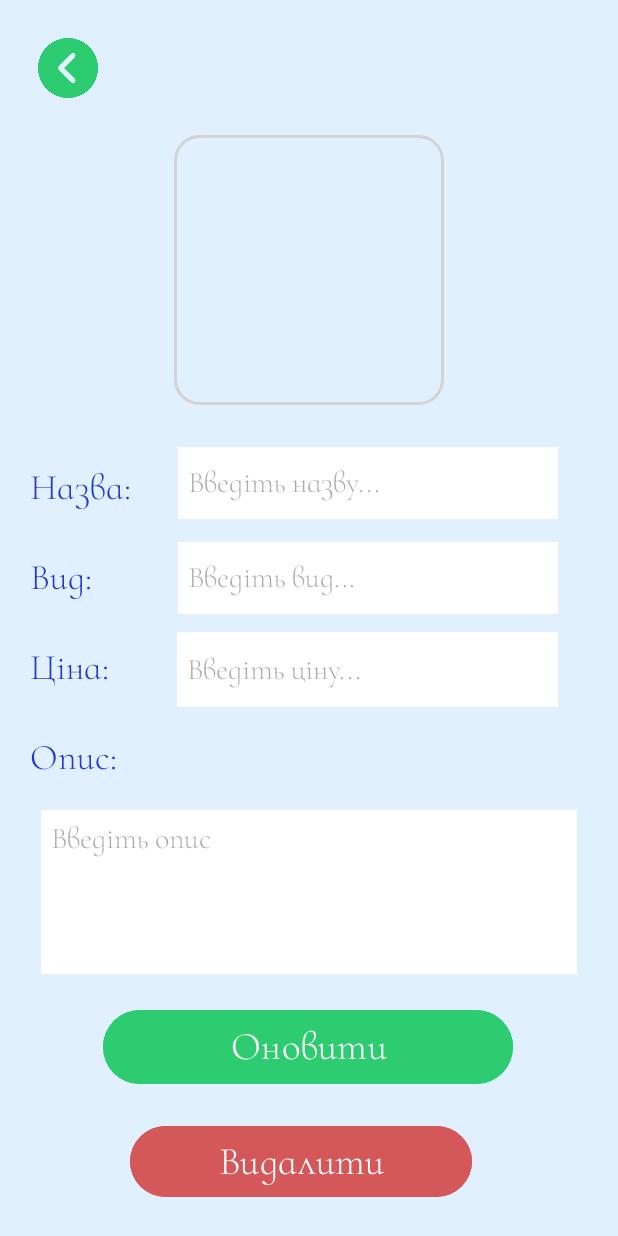
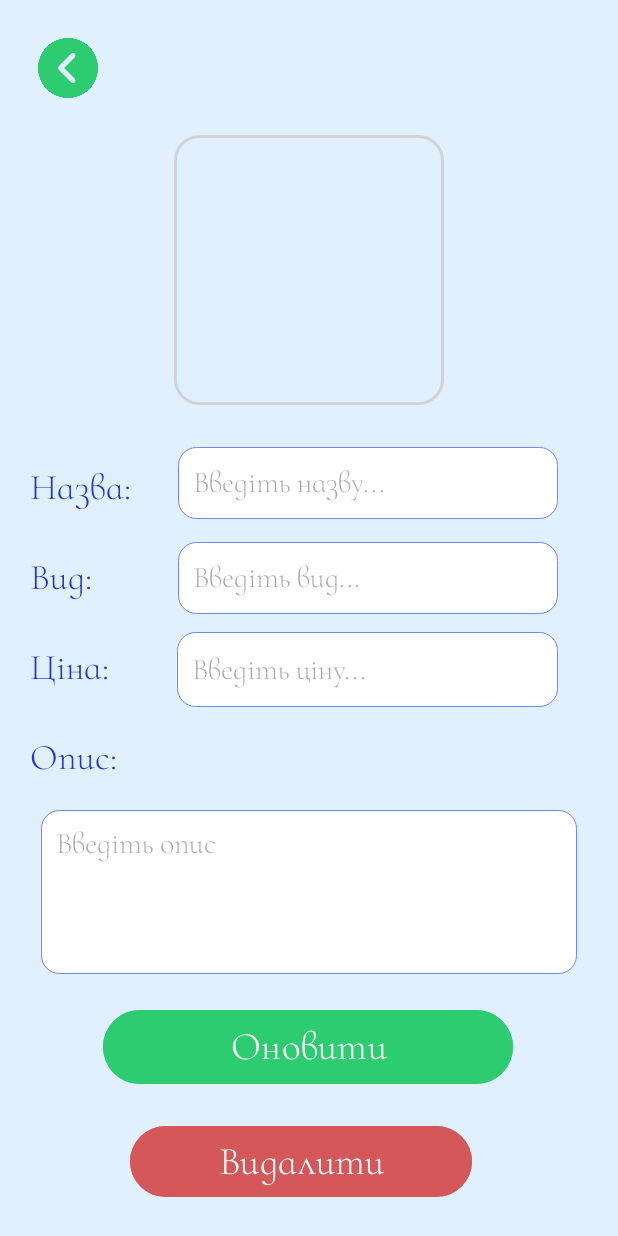
Before and after one commit to BlautaVi/FlowersShop, an Android app: the layout activity_customer_edit_item.xml on its own in the app's theme, with its tools: preview values and no code run, on a phone screen of 412 x 824 dp. Run offline under Robolectric (Android 15) with nearby library versions, the phone set to English and light mode, and no system bars.

Commit message:
fixed cutomer_edit_item

```diff
--- a/app/src/main/res/layout/activity_customer_edit_item.xml
+++ b/app/src/main/res/layout/activity_customer_edit_item.xml
@@ -77,12 +77,12 @@
         android:layout_height="48dp"
         android:layout_marginTop="28dp"
         android:layout_marginEnd="40dp"
-        android:background="#FFFF"
+        android:background="@drawable/rounded_edittext_background"
         android:ems="10"
         android:fontFamily="@font/cormorant_infant_light"
         android:hint="Введіть назву..."
         android:inputType="text|textPersonName|textAutoComplete"
-        android:paddingStart="10px"
+        android:paddingStart="10dp"
         android:singleLine="true"
         android:textColor="#2138CD"
         android:textSize="20sp"
@@ -95,12 +95,12 @@
         android:layout_height="48dp"
         android:layout_marginTop="15dp"
         android:layout_marginEnd="40dp"
-        android:background="#FFFF"
+        android:background="@drawable/rounded_edittext_background"
         android:ems="10"
         android:fontFamily="@font/cormorant_infant_light"
         android:hint="Введіть вид..."
         android:inputType="text|textAutoComplete"
-        android:paddingStart="10px"
+        android:paddingStart="10dp"
         android:singleLine="true"
         android:textColor="#2138CD"
         android:textSize="20sp"
@@ -113,12 +113,12 @@
         android:layout_height="50dp"
         android:layout_marginTop="12dp"
         android:layout_marginEnd="40dp"
-        android:background="#FFFF"
+        android:background="@drawable/rounded_edittext_background"
         android:ems="10"
         android:fontFamily="@font/cormorant_infant_light"
         android:hint="Введіть ціну..."
         android:inputType="number|numberDecimal"
-        android:paddingStart="10px"
+        android:paddingStart="10dp"
         android:singleLine="true"
         android:textColor="#2138CD"
         android:textSize="20sp"
@@ -130,14 +130,14 @@
         android:layout_width="357dp"
         android:layout_height="109dp"
         android:layout_marginTop="20dp"
-        android:background="#FFFFFF"
+        android:background="@drawable/rounded_edittext_background"
         android:ems="10"
         android:fontFamily="@font/cormorant_infant_light"
         android:gravity="start|top"
         android:hint="Введіть опис"
         android:inputType="textMultiLine"
-        android:paddingStart="10px"
-        android:paddingTop="10px"
+        android:paddingStart="10dp"
+        android:paddingTop="10dp"
         android:textColor="#2138CD"
         android:textSize="20sp"
         app:layout_constraintEnd_toEndOf="parent"
```
